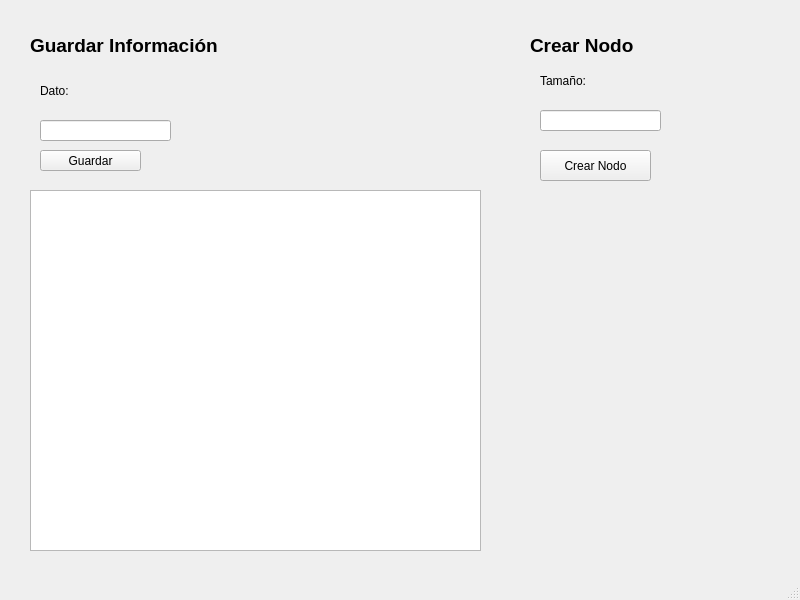
DanielCruzParedes/Tarea-Arbol-B, file cframe.ui: the form before one commit.
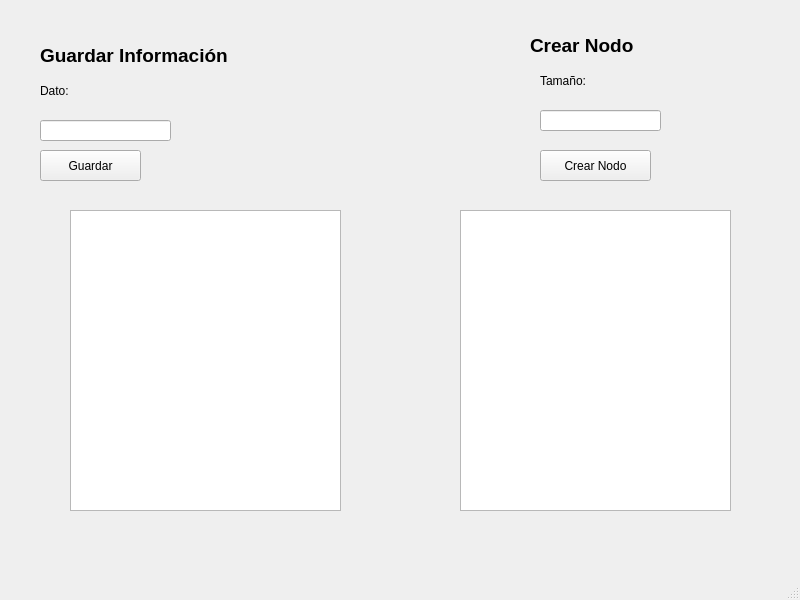
The form after the commit.

What changed in the file:
```diff
--- a/cframe.ui
+++ b/cframe.ui
@@ -17,8 +17,8 @@
    <widget class="QLabel" name="label">
     <property name="geometry">
      <rect>
-      <x>30</x>
-      <y>20</y>
+      <x>40</x>
+      <y>30</y>
       <width>321</width>
       <height>51</height>
      </rect>
@@ -83,7 +83,7 @@
       <x>40</x>
       <y>150</y>
       <width>101</width>
-      <height>21</height>
+      <height>31</height>
      </rect>
     </property>
     <property name="text">
@@ -129,10 +129,20 @@
    <widget class="QTableWidget" name="TW_Mostrar">
     <property name="geometry">
      <rect>
-      <x>30</x>
-      <y>190</y>
-      <width>451</width>
-      <height>361</height>
+      <x>460</x>
+      <y>210</y>
+      <width>271</width>
+      <height>301</height>
+     </rect>
+    </property>
+   </widget>
+   <widget class="QTableWidget" name="tw_Acciones">
+    <property name="geometry">
+     <rect>
+      <x>70</x>
+      <y>210</y>
+      <width>271</width>
+      <height>301</height>
      </rect>
     </property>
    </widget>
```
Left out of the diff: 4 changed lines with no effect on the pictures.
